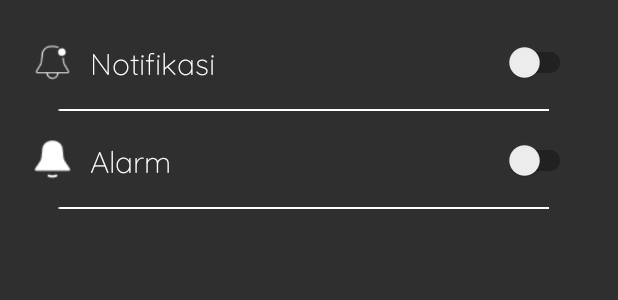
After one commit to marvel-natanael/SleepTracker, an Android app: the layout activity_setting_terbaru.xml on its own in the app's theme, with its tools: preview values and no code run, on a phone screen of 412 x 824 dp. The commit adds this screen. Shown: the top 300 px of the screen. Run offline under Robolectric (Android 15) with nearby library versions, the phone set to English and light mode, and no system bars.

Commit message:
Mengedit Layout
Mengedit Layout setting, berhasil dan gagal

```diff
--- /dev/null
+++ b/app/src/main/res/layout/activity_setting_terbaru.xml
@@ -0,0 +1,96 @@
+<?xml version="1.0" encoding="utf-8"?>
+<androidx.constraintlayout.widget.ConstraintLayout xmlns:android="http://schemas.android.com/apk/res/android"
+    xmlns:app="http://schemas.android.com/apk/res-auto"
+    xmlns:tools="http://schemas.android.com/tools"
+    android:layout_width="match_parent"
+    android:layout_height="match_parent"
+    android:background="@color/gelap"
+    tools:context=".SettingActivity">
+    <!--dark mode-->
+    <ImageView
+        android:id="@+id/imgnotif"
+        android:layout_width="30dp"
+        android:layout_height="wrap_content"
+        android:src="@drawable/icon_notif"
+        android:layout_margin="20dp"
+        app:layout_constraintStart_toStartOf="parent"
+        app:layout_constraintTop_toTopOf="parent" />
+
+    <TextView
+        android:id="@+id/txtnotif"
+        android:layout_width="wrap_content"
+        android:layout_height="wrap_content"
+        android:fontFamily="@font/quictsand"
+        android:text="@string/notifikasi"
+        android:textColor="@color/white"
+        android:textSize="20sp"
+        android:layout_marginStart="10dp"
+        app:layout_constraintBottom_toBottomOf="@+id/imgnotif"
+        app:layout_constraintStart_toEndOf="@+id/imgnotif"
+        app:layout_constraintTop_toTopOf="@+id/imgnotif" />
+
+    <androidx.appcompat.widget.SwitchCompat
+        android:id="@+id/switchnotif"
+        android:layout_width="wrap_content"
+        android:layout_height="wrap_content"
+        android:layout_marginEnd="28dp"
+        android:textColor="#C4C4C4"
+        app:layout_constraintBottom_toBottomOf="@+id/txtnotif"
+        app:layout_constraintEnd_toEndOf="parent"
+        app:layout_constraintTop_toTopOf="@+id/txtnotif"
+        app:layout_constraintVertical_bias="0.526" />
+
+    <ImageView
+        android:layout_width="wrap_content"
+        android:layout_height="wrap_content"
+        android:layout_marginTop="17dp"
+        android:src="@drawable/garis"
+        app:layout_constraintEnd_toEndOf="@+id/switchnotif"
+        app:layout_constraintStart_toStartOf="@+id/imgnotif"
+        app:layout_constraintTop_toBottomOf="@+id/txtnotif" />
+
+    <!--    alarm-->
+    <ImageView
+        android:id="@+id/imgalarm"
+        android:layout_width="30dp"
+        android:layout_height="wrap_content"
+        android:layout_marginTop="25dp"
+        android:src="@drawable/icon_alrm"
+        app:layout_constraintStart_toStartOf="@+id/imgnotif"
+        app:layout_constraintTop_toBottomOf="@+id/imgnotif" />
+
+    <TextView
+        android:id="@+id/txtalrm"
+        android:layout_width="wrap_content"
+        android:layout_height="wrap_content"
+        android:fontFamily="@font/quictsand"
+        android:text="@string/alarm"
+        android:textColor="@color/white"
+        android:textSize="20dp"
+        android:layout_marginLeft="10dp"
+        app:layout_constraintBottom_toBottomOf="@+id/imgalarm"
+        app:layout_constraintStart_toEndOf="@+id/imgalarm"
+        app:layout_constraintTop_toTopOf="@+id/imgalarm" />
+
+    <androidx.appcompat.widget.SwitchCompat
+        android:id="@+id/switchalarm"
+        android:layout_width="wrap_content"
+        android:layout_height="wrap_content"
+        android:layout_marginEnd="28dp"
+        android:textColor="#C4C4C4"
+        app:layout_constraintBottom_toBottomOf="@+id/txtalrm"
+        app:layout_constraintEnd_toEndOf="parent"
+        app:layout_constraintTop_toTopOf="@+id/txtalrm"
+        app:layout_constraintVertical_bias="0.526" />
+
+    <ImageView
+        android:layout_width="wrap_content"
+        android:layout_height="wrap_content"
+        android:layout_marginTop="17dp"
+        android:src="@drawable/garis"
+        app:layout_constraintEnd_toEndOf="@+id/switchalarm"
+        app:layout_constraintStart_toStartOf="@+id/imgalarm"
+        app:layout_constraintTop_toBottomOf="@+id/txtalrm" />
+
+
+</androidx.constraintlayout.widget.ConstraintLayout>
--- a/app/src/main/res/values/colors.xml
+++ b/app/src/main/res/values/colors.xml
@@ -8,4 +8,5 @@
     <color name="black">#FF000000</color>
     <color name="white">#FFFFFFFF</color>
     <color name="pink">#EF5DA8</color>
+    <color name="gelap">#2F2F2F</color>
 </resources>
--- a/app/src/main/res/values/strings.xml
+++ b/app/src/main/res/values/strings.xml
@@ -20,4 +20,6 @@
     <string name="close">Close</string>
     <string name="result_cukup">\"Sepertinya kamu semangat ya hari ini. Kamu sudah siap untuk mengikuti kegiatan apapun! \"</string>
     <string name="wake_up_text">You should wake up at</string>
+    <string name="notifikasi">Notifikasi</string>
+    <string name="alarm">Alarm</string>
 </resources>
```
Also changed, not shown: app/src/main/res/layout/activity_berhasil.xml (added, +54 -0 lines), app/src/main/res/layout/activity_gagal.xml (added, +54 -0 lines), app/src/main/res/drawable-v24/garis.png (added), app/src/main/res/drawable-v24/icon_alrm.png (added), app/src/main/res/drawable-v24/icon_notif.png (added), app/src/main/res/drawable-v24/img_berhasil.png (added), app/src/main/res/drawable-v24/img_gagal.png (added), app/src/main/res/drawable-v24/ppup.png (added).
